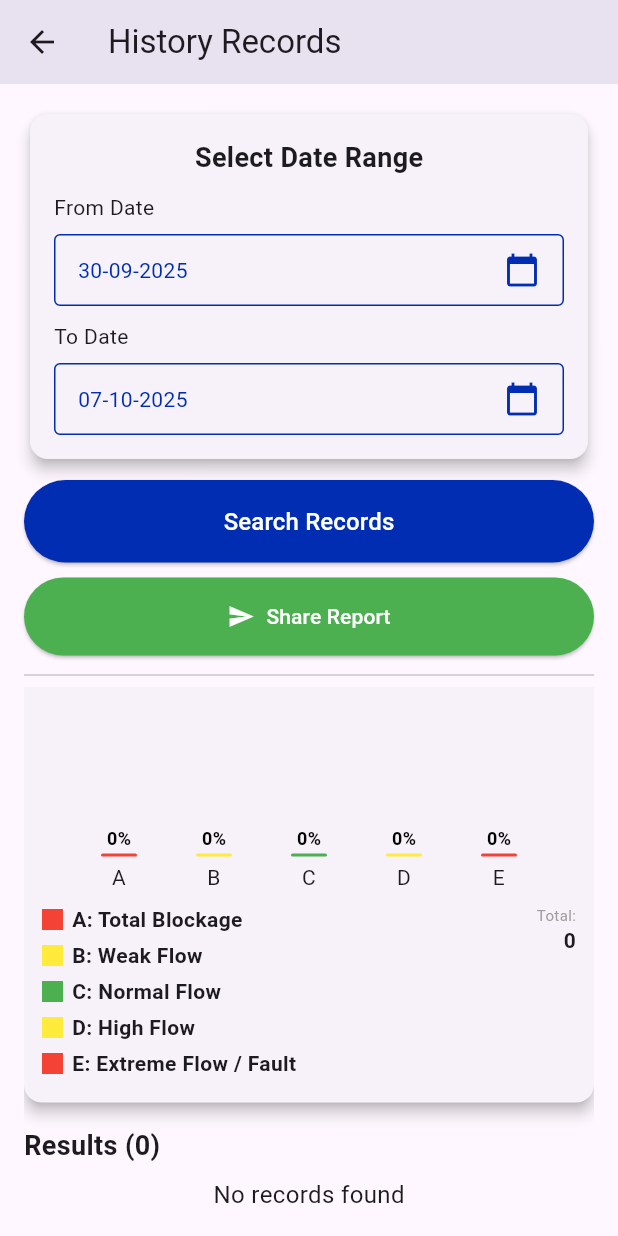
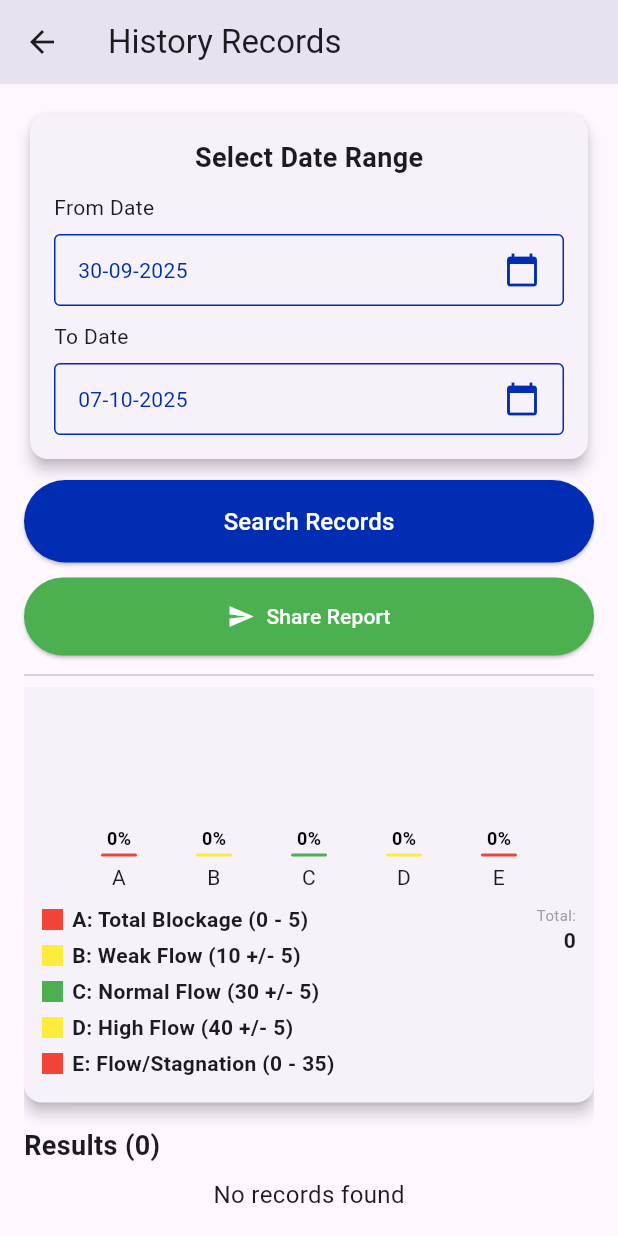
Before and after one commit to ihabco/ebladder, a Flutter app: the HistoryPage screen opened directly, scrolled down 86 dp, on a phone screen of 412 x 824 dp. Run offline on Flutter 3.47's test engine with Material 3 defaults, Android fonts, the light colour scheme and no system bars; our stand-ins replace animated_text_kit, flutter_blue_plus, pdf, printing, share_plus, sqflite; accounts and stored records are empty.

Commit message:
modified condiions text results and modified the database_helper.dart

```diff
--- a/lib/history_page.dart
+++ b/lib/history_page.dart
@@ -236,27 +236,27 @@ class _HistoryPageState extends State<HistoryPage> {
   Widget _buildHistogram() {
     final categories = [
       HistogramCategory(
-        'A: Total Blockage',
+        'A: Total Blockage (0 - 5)',
         Colors.red,
         (volml) => volml >= 0 && volml <= 18,
       ),
       HistogramCategory(
-        'B: Weak Flow',
+        'B: Weak Flow (10 +/- 5)',
         Colors.yellow,
         (volml) => volml >= 19 && volml <= 72,
       ),
       HistogramCategory(
-        'C: Normal Flow',
+        'C: Normal Flow (30 +/- 5)',
         Colors.green,
         (volml) => volml >= 73 && volml <= 216,
       ),
       HistogramCategory(
-        'D: High Flow',
+        'D: High Flow (40 +/- 5)',
         Colors.yellow,
         (volml) => volml >= 217 && volml <= 306,
       ),
       HistogramCategory(
-        'E: Extreme Flow / Fault',
+        'E: Flow/Stagnation (0 - 35)',
         Colors.red,
         (volml) => volml >= 307,
       ),
```
Also changed, not shown: lib/database_helper.dart (+11 -10 lines), lib/home_page.dart (+5 -5 lines).
